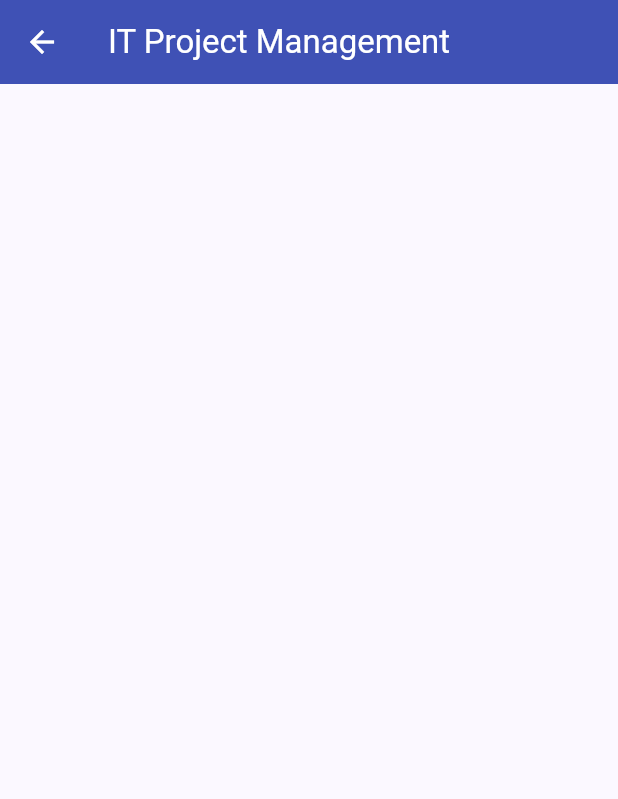
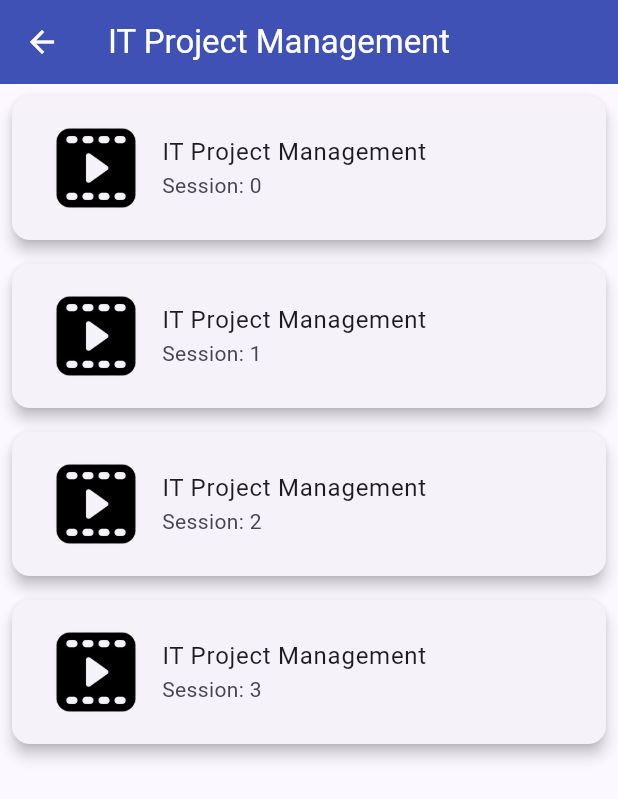
Before and after one commit to TutorialsAndroid/LMS, a Flutter app: the screen it shows after launch, after a tap on "Login IN", after a tap on "4.1 IT Project Management", on a phone screen of 412 x 824 dp. Shown: the top 799 px of the screen. Run offline on Flutter 3.47's test engine with Material 2 defaults, Android fonts, the phone set to English and light mode, and no system bars; our stand-ins replace percent_indicator, table_calendar.

Commit message:
Added recorded session list UI

```diff
--- a/lib/recorded_sessions.dart
+++ b/lib/recorded_sessions.dart
@@ -31,6 +31,32 @@ class _RecordedSessionsScreenState extends State<RecordedSessions> {
           },
         ),
       ),
+      body: SingleChildScrollView(
+        child: Column(
+          children: [
+            // Add more children here using a loop
+            for (int i = 0; i < 4; i++) // Change the loop condition as needed
+              Padding(
+                padding: const EdgeInsets.all(4.0),
+                child: Card(
+                  elevation: 4,
+                  child: Padding(
+                    padding: const EdgeInsets.all(12.0),
+                    child: ListTile(
+                      leading: Image.asset('assets/video_player.png'),
+                      title: Text(widget.title),
+                      subtitle: Text('Session: $i'),
+                      onTap: () {
+                        // Add your logic here
+                      },
+                    ),
+                  ),
+                ),
+              ),
+          ],
+
+        ),
+      )
     );
   }
 }
--- a/pubspec.yaml
+++ b/pubspec.yaml
@@ -72,6 +72,7 @@ flutter:
     - assets/iot.jpg
     - assets/it_project_management.jpg
     - assets/elearning.png
+    - assets/video_player.png
 
   # An image asset can refer to one or more resolution-specific "variants", see
   # https://flutter.dev/assets-and-images/#resolution-aware
```
Also changed, not shown: assets/video_player.png (added).
